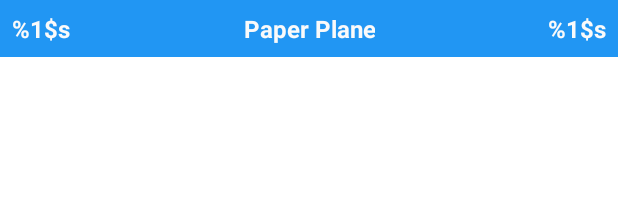
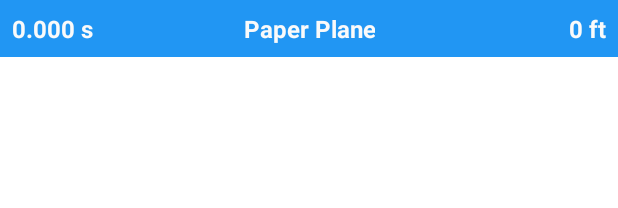
Before and after one commit to matthew-compton/android-games, an Android app: the layout fragment_gameplay.xml on its own in the app's theme, with its tools: preview values and no code run, on a phone screen of 412 x 824 dp. Shown: the top 208 px of the screen. Run offline under Robolectric (Android 15) with nearby library versions, the phone set to English and light mode, and no system bars.

Commit message:
Fixed score starting bug

```diff
--- a/PaperPlane/app/src/main/res/layout/fragment_gameplay.xml
+++ b/PaperPlane/app/src/main/res/layout/fragment_gameplay.xml
@@ -17,7 +17,7 @@
             android:layout_height="wrap_content"
             android:layout_gravity="left"
             android:gravity="center"
-            android:text="@string/fragment_gameplay_time"
+            android:text="@string/fragment_gameplay_time_default"
             android:textColor="@color/text_primary"
             android:textSize="@dimen/text_medium"
             android:textStyle="bold"
@@ -40,7 +40,7 @@
             android:layout_height="wrap_content"
             android:layout_gravity="right"
             android:gravity="center"
-            android:text="@string/fragment_gameplay_distance"
+            android:text="@string/fragment_gameplay_distance_default"
             android:textColor="@color/text_primary"
             android:textSize="@dimen/text_medium"
             android:textStyle="bold"
--- a/PaperPlane/app/src/main/res/values/strings.xml
+++ b/PaperPlane/app/src/main/res/values/strings.xml
@@ -34,6 +34,8 @@
     <string name="fragment_gameplay_gameover_distance">Distance:\n<xliff:g example="1,200 ft" id="distance">%1$s</xliff:g></string>
     <string name="fragment_gameplay_time"><xliff:g example="22.220 s" id="time">%1$s</xliff:g></string>
     <string name="fragment_gameplay_distance"><xliff:g example="1,200 ft" id="distance">%1$s</xliff:g></string>
+    <string name="fragment_gameplay_time_default">0.000 s</string>
+    <string name="fragment_gameplay_distance_default">0 ft</string>
 
     <!-- Errors -->
     <string name="error_auth">Failed to sign in. Please try again later.</string>
```
